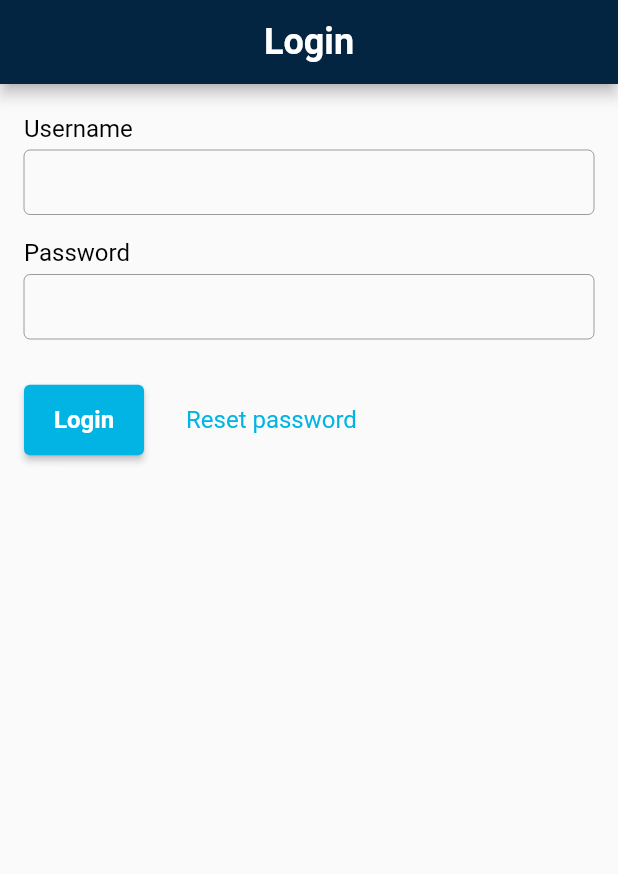
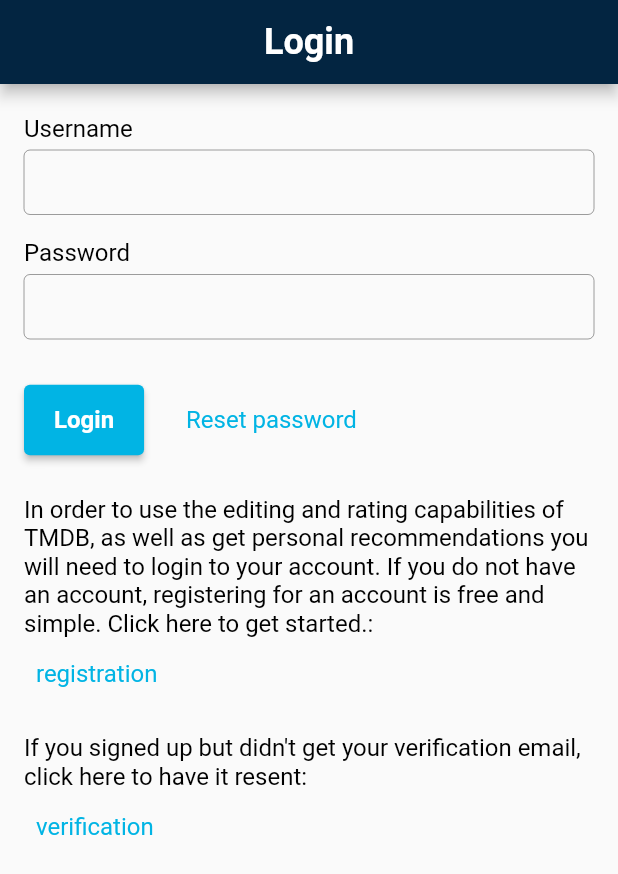
Before and after one commit to Beisenbayev/mobile-tmdb-app, a Flutter app: the screen it shows after launch, on a phone screen of 412 x 824 dp. Shown: the top 874 px of the screen. Run offline on Flutter 3.47's test engine with Material 2 defaults, Android fonts, the phone set to English and light mode, and no system bars.

Commit message:
login-page [makeup / registration and verification email buttons added]

```diff
--- a/lib/pages/login_page.dart
+++ b/lib/pages/login_page.dart
@@ -1,5 +1,7 @@
 import 'package:flutter/material.dart';
 import 'package:moovee_land/widgets/login_form_widget.dart';
+import 'package:moovee_land/theme/text_theme.dart';
+import 'package:moovee_land/theme/button_theme.dart';
 
 class LoginPage extends StatefulWidget {
   const LoginPage({Key? key}) : super(key: key);
@@ -27,9 +29,41 @@
         child: Column(
           children: <Widget>[
             LoginFormWidget(),
+            const SizedBox(height: 26.0),
+            _LoginPageTextWidget()
           ],
         ),
       ),
     );
   }
 }
+
+class _LoginPageTextWidget extends StatelessWidget {
+  @override
+  Widget build(BuildContext context) {
+    return Column(
+      crossAxisAlignment: CrossAxisAlignment.start,
+      children: <Widget>[
+        const Text(
+          'In order to use the editing and rating capabilities of TMDB, as well as get personal recommendations you will need to login to your account. If you do not have an account, registering for an account is free and simple. Click here to get started.: ',
+          style: TextStyleTheme.main,
+        ),
+        TextButton(
+          style: ButtonStyleTheme.textButton,
+          onPressed: () {},
+          child: Text('registration'),
+        ),
+        const SizedBox(height: 16.0),
+        const Text(
+          'If you signed up but didn\'t get your verification email, click here to have it resent: ',
+          style: TextStyleTheme.main,
+        ),
+        TextButton(
+          style: ButtonStyleTheme.textButton,
+          onPressed: () {},
+          child: Text('verification'),
+        )
+      ],
+    );
+  }
+}
```
